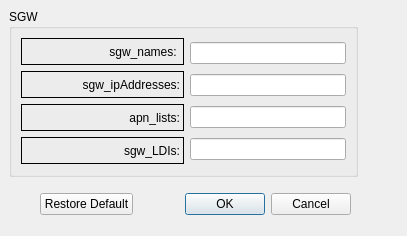
Above: LTEsimGeneratorGUI/Ui/DataForms/sgwform.ui from moniss23/junit4 before the change. Below: the same form after it.
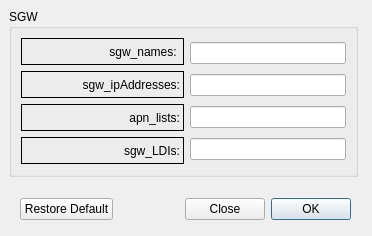
That is the form after the change.

What changed in the file:
```diff
--- a/LTEsimGeneratorGUI/Ui/DataForms/sgwform.ui
+++ b/LTEsimGeneratorGUI/Ui/DataForms/sgwform.ui
@@ -6,7 +6,7 @@
    <rect>
     <x>0</x>
     <y>0</y>
-    <width>407</width>
+    <width>372</width>
     <height>236</height>
    </rect>
   </property>
@@ -186,10 +186,10 @@
   <widget class="QWidget" name="layoutWidget">
    <property name="geometry">
     <rect>
-     <x>40</x>
+     <x>20</x>
      <y>190</y>
-     <width>311</width>
-     <height>29</height>
+     <width>331</width>
+     <height>38</height>
     </rect>
    </property>
    <layout class="QHBoxLayout" name="horizontalLayout_2">
@@ -200,10 +200,32 @@
       </property>
      </widget>
     </item>
+    <item>
+     <spacer name="horizontalSpacer">
+      <property name="orientation">
+       <enum>Qt::Horizontal</enum>
+      </property>
+      <property name="sizeHint" stdset="0">
+       <size>
+        <width>40</width>
+        <height>20</height>
+       </size>
+      </property>
+     </spacer>
+    </item>
     <item>
      <widget class="QDialogButtonBox" name="buttonBox">
+      <property name="layoutDirection">
+       <enum>Qt::RightToLeft</enum>
+      </property>
+      <property name="orientation">
+       <enum>Qt::Horizontal</enum>
+      </property>
       <property name="standardButtons">
-       <set>QDialogButtonBox::Cancel|QDialogButtonBox::Ok</set>
+       <set>QDialogButtonBox::Close|QDialogButtonBox::Ok</set>
+      </property>
+      <property name="centerButtons">
+       <bool>false</bool>
       </property>
      </widget>
     </item>
```
